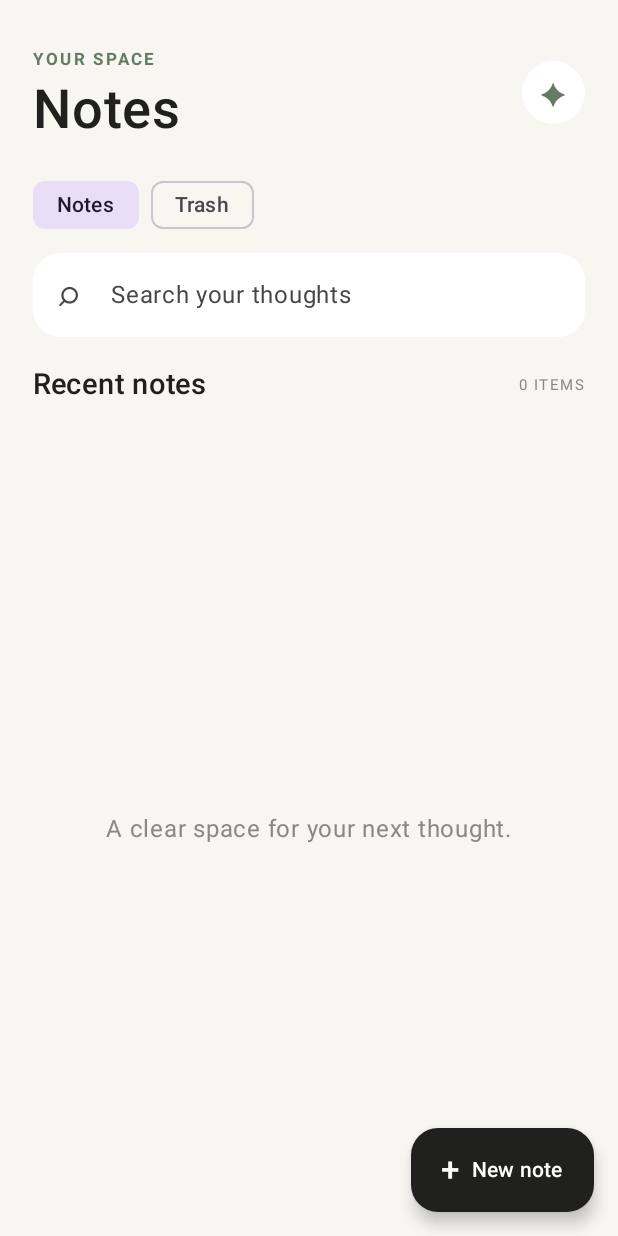
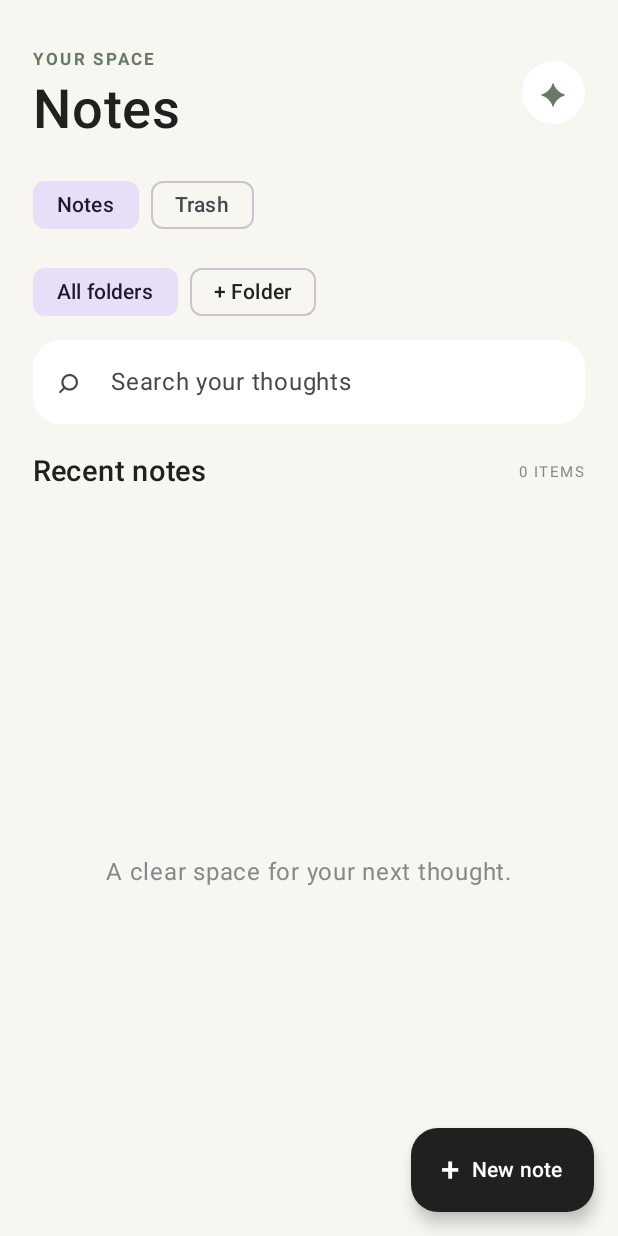
Before and after one commit to jakirulji/Notes, an Android app built with Jetpack Compose: the screen it shows after launch (MainActivity), on a phone screen of 412 x 824 dp. Run offline under Robolectric (Android 15) with nearby library versions, the phone set to English and light mode, and no system bars; our stand-ins replace Room's generated code.

Commit message:
Expose folders in the notes home screen

```diff
--- a/app/src/main/java/com/jakirulji/notes/MainActivity.kt
+++ b/app/src/main/java/com/jakirulji/notes/MainActivity.kt
@@ -4,6 +4,8 @@ import android.os.Bundle
 import androidx.activity.ComponentActivity
 import androidx.activity.compose.setContent
 import androidx.compose.foundation.background
+import androidx.compose.foundation.horizontalScroll
+import androidx.compose.foundation.rememberScrollState
 import androidx.compose.foundation.layout.*
 import androidx.compose.foundation.lazy.LazyColumn
 import androidx.compose.foundation.lazy.items
@@ -19,6 +21,7 @@ import androidx.compose.ui.unit.dp
 import androidx.compose.ui.unit.sp
 import androidx.lifecycle.compose.collectAsStateWithLifecycle
 import com.jakirulji.notes.data.NoteEntity
+import com.jakirulji.notes.data.FolderRepository
 import com.jakirulji.notes.data.NoteRepository
 import com.jakirulji.notes.data.NotesDatabase
 import kotlinx.coroutines.launch
@@ -31,8 +34,10 @@ private const val DEFAULT_NOTE_COLOR = 0xFFE8E8D8L
 class MainActivity : ComponentActivity() {
     override fun onCreate(savedInstanceState: Bundle?) {
         super.onCreate(savedInstanceState)
-        val repository = NoteRepository(NotesDatabase.getInstance(applicationContext).noteDao())
-        setContent { NotesTheme { NotesApp(repository) } }
+        val dao = NotesDatabase.getInstance(applicationContext).noteDao()
+        val repository = NoteRepository(dao)
+        val folderRepository = FolderRepository(dao)
+        setContent { NotesTheme { NotesApp(repository, folderRepository) } }
     }
 }
 
@@ -48,16 +53,21 @@ private fun NotesTheme(content: @Composable () -> Unit) {
 }
 
 @Composable
-private fun NotesApp(repository: NoteRepository) {
+private fun NotesApp(repository: NoteRepository, folderRepository: FolderRepository) {
     val notes by repository.activeNotes().collectAsStateWithLifecycle(initialValue = emptyList())
     val trash by repository.trashedNotes().collectAsStateWithLifecycle(initialValue = emptyList())
+    val folders by folderRepository.folders().collectAsStateWithLifecycle(initialValue = emptyList())
     val scope = rememberCoroutineScope()
     var query by remember { mutableStateOf("") }
     var showTrash by remember { mutableStateOf(false) }
     var editorOpen by remember { mutableStateOf(false) }
     var editing by remember { mutableStateOf<NoteEntity?>(null) }
+    var selectedFolderId by remember { mutableStateOf<String?>(null) }
+    var createFolderOpen by remember { mutableStateOf(false) }
+    var newFolderName by remember { mutableStateOf("") }
     val visible = (if (showTrash) trash else notes).filter {
-        (it.title + " " + it.content + " " + it.tags).contains(query, ignoreCase = true)
+        (it.title + " " + it.content + " " + it.tags).contains(query, ignoreCase = true) &&
+            (showTrash || selectedFolderId == null || it.folderId == selectedFolderId)
     }
 
     Scaffold(
@@ -94,6 +104,20 @@ private fun NotesApp(repository: NoteRepository) {
                 Spacer(Modifier.weight(1f))
                 if (showTrash && trash.isNotEmpty()) {
                     TextButton(onClick = { scope.launch { repository.emptyTrash() } }) { Text("Empty") }
+                }
+            }
+            if (!showTrash) {
+                Spacer(Modifier.height(10.dp))
+                Row(
+                    modifier = Modifier.fillMaxWidth().horizontalScroll(rememberScrollState()),
+                    horizontalArrangement = Arrangement.spacedBy(8.dp),
+                    verticalAlignment = Alignment.CenterVertically
+                ) {
+                    FilterChip(selected = selectedFolderId == null, onClick = { selectedFolderId = null }, label = { Text("All folders") })
+                    folders.forEach { folder ->
+                        FilterChip(selected = selectedFolderId == folder.id, onClick = { selectedFolderId = folder.id }, label = { Text(folder.name) })
+                    }
+                    AssistChip(onClick = { newFolderName = ""; createFolderOpen = true }, label = { Text("+ Folder") })
                 }
             }
             Spacer(Modifier.height(8.dp))
@@ -138,13 +162,36 @@ private fun NotesApp(repository: NoteRepository) {
         }
     }
 
+    if (createFolderOpen) {
+        AlertDialog(
+            onDismissRequest = { createFolderOpen = false },
+            title = { Text("Create folder") },
+            text = {
+                OutlinedTextField(
+                    value = newFolderName,
+                    onValueChange = { newFolderName = it },
+                    singleLine = true,
+                    placeholder = { Text("Folder name") }
+                )
+            },
+            confirmButton = {
+                TextButton(onClick = {
+                    val name = newFolderName.trim()
+                    if (name.isNotEmpty()) scope.launch { folderRepository.create(name) }
+                    createFolderOpen = false
+                }) { Text("Create") }
+            },
+            dismissButton = { TextButton(onClick = { createFolderOpen = false }) { Text("Cancel") } }
+        )
+    }
+
     if (editorOpen) {
         NoteEditor(
             note = editing,
             onClose = { editorOpen = false },
             onSave = { title, body, tags ->
                 scope.launch {
-                    repository.save(editing?.id, title, body, editing?.color ?: DEFAULT_NOTE_COLOR, tags = tags)
+                    repository.save(editing?.id, title, body, editing?.color ?: DEFAULT_NOTE_COLOR, tags = tags, folderId = editing?.folderId ?: selectedFolderId)
                     editorOpen = false
                 }
             }
```
